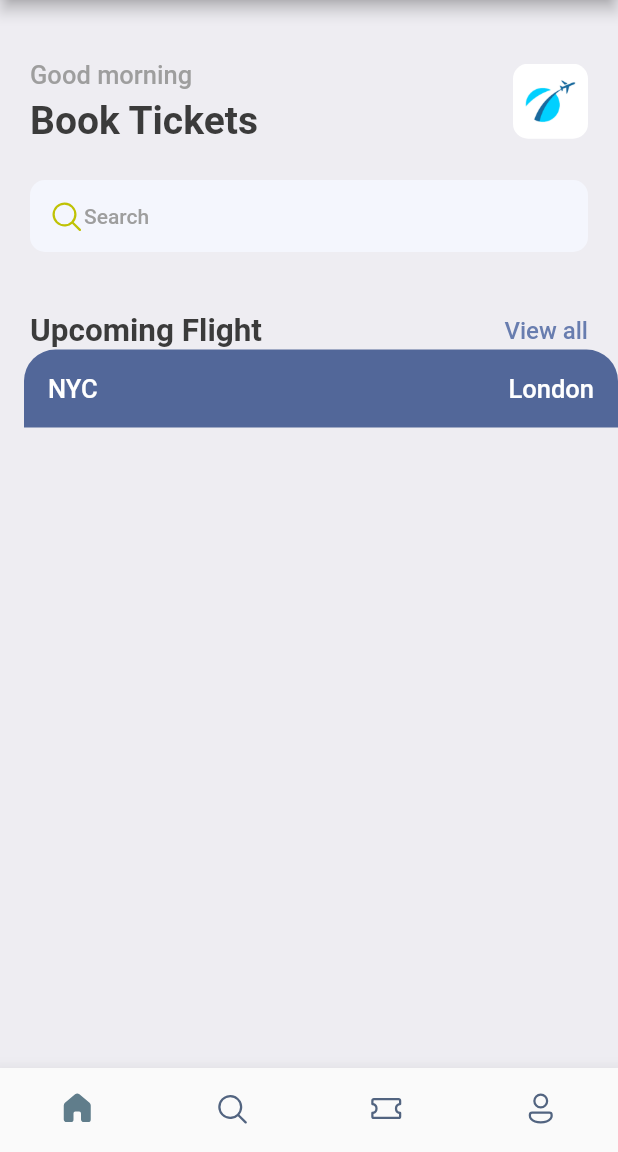
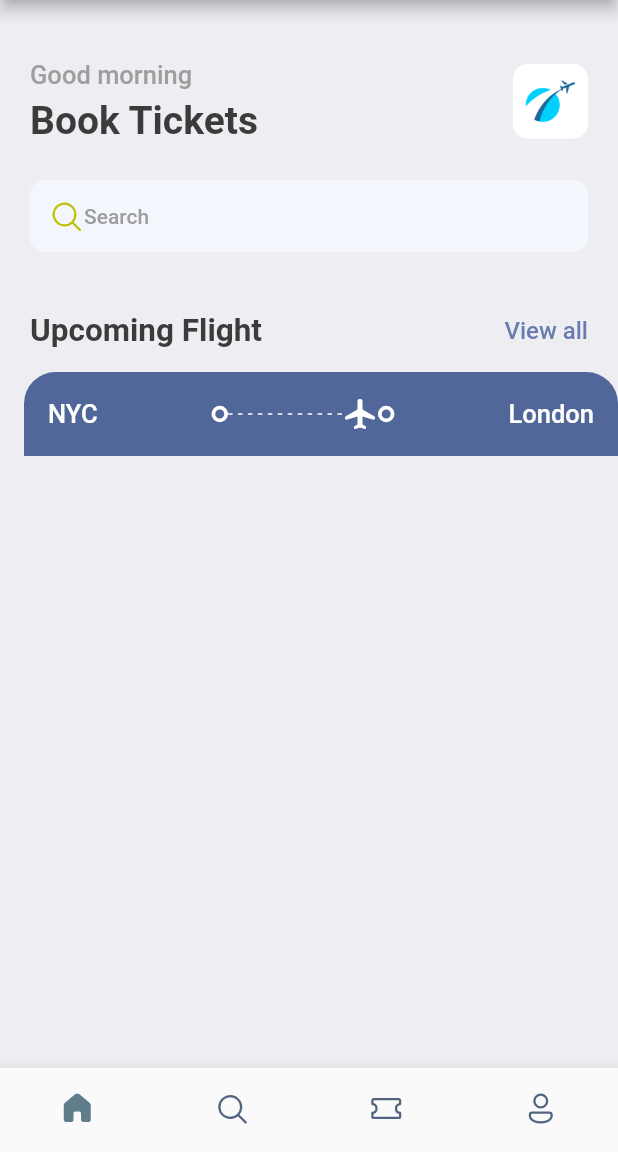
Before and after one commit to LeandroSilvaLara/TicketBookingApp, a Flutter app: the screen it shows after launch, on a phone screen of 412 x 824 dp, the part 84-1236 px from its top. Run offline on Flutter 3.47's test engine with Material 2 defaults, Android fonts, the phone set to English and light mode, and no system bars; our stand-ins replace fluentui_icons, gap.

Commit message:
Add expand widget and use flex as child property

```diff
--- a/lib/screens/home_screen.dart
+++ b/lib/screens/home_screen.dart
@@ -86,6 +86,7 @@ class HomeScreen extends StatelessWidget {
               ],
             ),
           ),
+          const Gap(15),
           TicketView(),
         ],
       ),
--- a/lib/screens/ticket_view.dart
+++ b/lib/screens/ticket_view.dart
@@ -1,5 +1,6 @@
 import 'package:bookitickets/utils/app_layout.dart';
 import 'package:bookitickets/utils/app_styles.dart';
+import 'package:bookitickets/widgets/thick_container.dart';
 import 'package:flutter/cupertino.dart';
 import 'package:flutter/material.dart';
 
@@ -17,9 +18,9 @@ class TicketView extends StatelessWidget {
         child: Column(
           children: [
             Container(
-              decoration: BoxDecoration(
-                color: const Color(0xFF526799),
-                borderRadius: const BorderRadius.only(topLeft: Radius.circular(21),
+              decoration: const BoxDecoration(
+                color: Color(0xFF526799),
+                borderRadius: BorderRadius.only(topLeft: Radius.circular(21),
                     topRight: Radius.circular(21))
               ),
               padding: const EdgeInsets.all(16),
@@ -28,8 +29,33 @@ class TicketView extends StatelessWidget {
                   Row(
                     children: [
                       Text("NYC", style: Styles.headLineStyle3.copyWith(color: Colors.white),),
-                      const Spacer(),
-                      Text("London", style: Styles.headLineStyle3.copyWith(color: Colors.white),)
+
+                      Expanded(child: Container()),
+                      ThickContainer(),
+                      Expanded(child: SizedBox(
+                        height: 24,
+                        child: LayoutBuilder(
+
+                          builder: (BuildContext context, BoxConstraints constraints) {
+                            print("The width is ${constraints.constrainWidth()}");
+                            return Flex(
+                              direction: Axis.horizontal,
+                              mainAxisAlignment: MainAxisAlignment.spaceBetween,
+                              mainAxisSize: MainAxisSize.max,
+                              children: List.generate((constraints.constrainWidth()/6).floor(), (index) => SizedBox(
+                                  width: 3, height: 1, child: DecoratedBox(decoration: BoxDecoration(
+                                color: Colors.white
+                              ),),
+                              )),
+                            );
+                          },
+                        ),
+                      )),
+                      Icon(Icons.local_airport_rounded, color: Colors.white,),
+                      ThickContainer(),
+
+                      Expanded(child: Container()),
+                      Text("London", style: Styles.headLineStyle3.copyWith(color: Colors.white,))
                     ],
                   )
                 ],
--- /dev/null
+++ b/lib/widgets/thick_container.dart
@@ -0,0 +1,17 @@
+import 'package:flutter/cupertino.dart';
+import 'package:flutter/material.dart';
+
+class ThickContainer extends StatelessWidget {
+  const ThickContainer({super.key});
+
+  @override
+  Widget build(BuildContext context) {
+    return Container(
+      padding: const EdgeInsets.all(3.0),
+      decoration: BoxDecoration(
+        borderRadius: BorderRadius.circular(20),
+        border: Border.all(width: 2.5, color: Colors.white)
+      ),
+    );
+  }
+}
```
